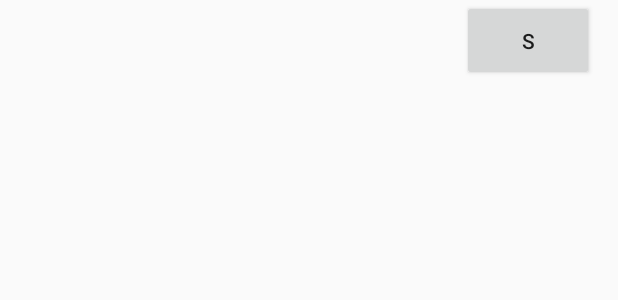
After one commit to AminDhouib/home_service_booking_android, an Android app: the layout service_list_for_type_search.xml on its own in the app's theme, with its tools: preview values and no code run, on a phone screen of 412 x 824 dp. The commit adds this screen. Shown: the top 300 px of the screen. Run offline under Robolectric (Android 15) with nearby library versions, the phone set to English and light mode, and no system bars.

Commit message:
Implemented the listview for type search.

```diff
--- a/app/src/main/java/com/handy/agile/agile_app/HomeOwnerAccountActivities/SearchByRatingsActivity.java
+++ b/app/src/main/java/com/handy/agile/agile_app/HomeOwnerAccountActivities/SearchByRatingsActivity.java
@@ -1,7 +1,10 @@
 package com.handy.agile.agile_app.HomeOwnerAccountActivities;
 
+import android.content.Intent;
 import android.support.v7.app.AppCompatActivity;
 import android.os.Bundle;
+import android.view.View;
+import android.widget.Button;
 
 import com.handy.agile.agile_app.R;
 
--- /dev/null
+++ b/app/src/main/res/layout/service_list_for_type_search.xml
@@ -0,0 +1,37 @@
+<?xml version="1.0" encoding="utf-8"?>
+<android.support.constraint.ConstraintLayout
+    xmlns:android="http://schemas.android.com/apk/res/android" android:layout_width="match_parent"
+    android:layout_height="match_parent">
+
+    <LinearLayout
+        android:layout_width="match_parent"
+        android:layout_height="wrap_content"
+        android:orientation="horizontal">
+
+
+        <LinearLayout
+            android:layout_width="308dp"
+            android:layout_height="wrap_content"
+            android:orientation="vertical">
+
+            <TextView
+                android:id="@+id/textViewServiceType"
+                android:layout_width="match_parent"
+                android:layout_height="wrap_content"
+                android:textAppearance="@style/TextAppearance.AppCompat.Large" />
+
+            <TextView
+                android:id="@+id/textViewHourlyRate"
+                android:layout_width="match_parent"
+                android:layout_height="wrap_content"
+                android:textAppearance="@style/TextAppearance.AppCompat.Medium" />
+        </LinearLayout>
+
+        <Button
+            android:id="@+id/addServiceToProvideButton"
+            android:layout_width="wrap_content"
+            android:layout_height="match_parent"
+            android:text="S" />
+
+    </LinearLayout>
+</android.support.constraint.ConstraintLayout>
```
Also changed, not shown: app/src/main/java/com/handy/agile/agile_app/HomeOwnerAccountActivities/SearchByTypeActivity.java (+61 -0 lines), app/src/main/java/com/handy/agile/agile_app/ListClasses/ListForTypeSearch.java (added, +75 -0 lines), app/src/main/res/layout/activity_search_by_type.xml (+39 -3 lines).
